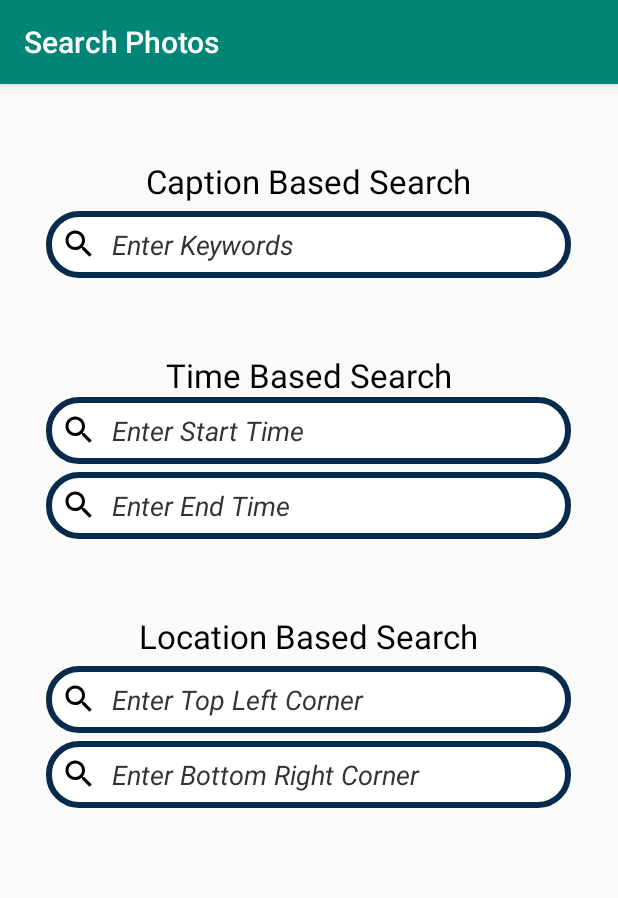
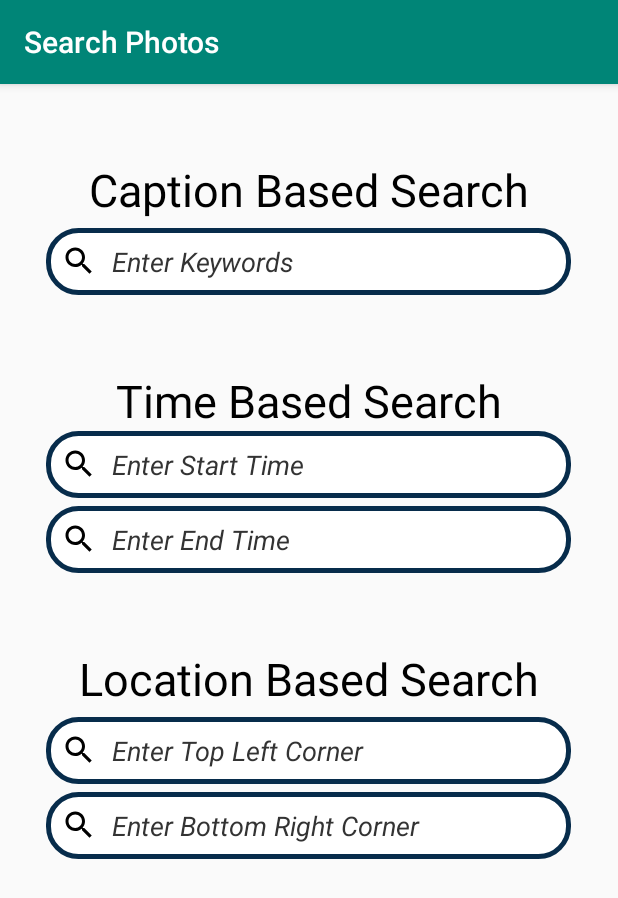
Before and after one commit to vasiliyx/PhotoGalleryApp, an Android app: the screen it shows after launch (SearchActivity), after a tap on "FILTER", on a phone screen of 412 x 824 dp. Shown: the top 898 px of the screen. Run offline under Robolectric (Android 15) with nearby library versions, the phone set to English and light mode, and no system bars.

Commit message:
add a Search button for the Time Search display the hint of the time stamp format (YYYY/MM/DD HH:MM:DD) or (YYYYMMDD HHMMDD) make caption more visible

```diff
--- a/app/src/main/java/com/example/cameragalleryapp/MainActivity.java
+++ b/app/src/main/java/com/example/cameragalleryapp/MainActivity.java
@@ -84,7 +84,7 @@ public class MainActivity extends AppCompatActivity {
     // This method is used at the start up and/or when there are no images in the list
     private void displayDefaultImage(){
         ImageView galleryImageView = (ImageView) findViewById(R.id.galleryImageView);
-        galleryImageView.setImageResource(R.drawable.nothing_image);
+        galleryImageView.setImageResource(R.drawable.ic_launcher_background);
 
     }
 
--- a/app/src/main/res/drawable/et_rounded_style.xml
+++ b/app/src/main/res/drawable/et_rounded_style.xml
@@ -1,7 +1,7 @@
 <?xml version="1.0" encoding="utf-8"?>
 <shape xmlns:android="http://schemas.android.com/apk/res/android" android:shape="rectangle">
     <stroke
-        android:width="4dp"
+        android:width="3dp"
         android:color="#072C4B" />
     <corners android:radius="20dp"/>
     <solid android:color="#FFF"/>
--- a/app/src/main/res/layout/activity_search.xml
+++ b/app/src/main/res/layout/activity_search.xml
@@ -13,7 +13,7 @@
         android:layout_centerHorizontal="true"
         android:layout_marginTop="50dp"
         android:text="@string/caption_based_search"
-        android:textSize="22sp"
+        android:textSize="30sp"
         android:textColor="#000"/>
 
     <EditText
@@ -43,7 +43,7 @@
         android:layout_below="@+id/keywordsEditText"
         android:layout_marginTop="50dp"
         android:text="Time Based Search"
-        android:textSize="22sp"
+        android:textSize="30sp"
         android:textColor="#000"/>
 
     <EditText
@@ -93,7 +93,7 @@
         android:layout_below="@id/timeEndEditText"
         android:layout_marginTop="50dp"
         android:text="Location Based Search"
-        android:textSize="22sp"
+        android:textSize="30sp"
         android:textColor="#000"/>
 
     <EditText
```
